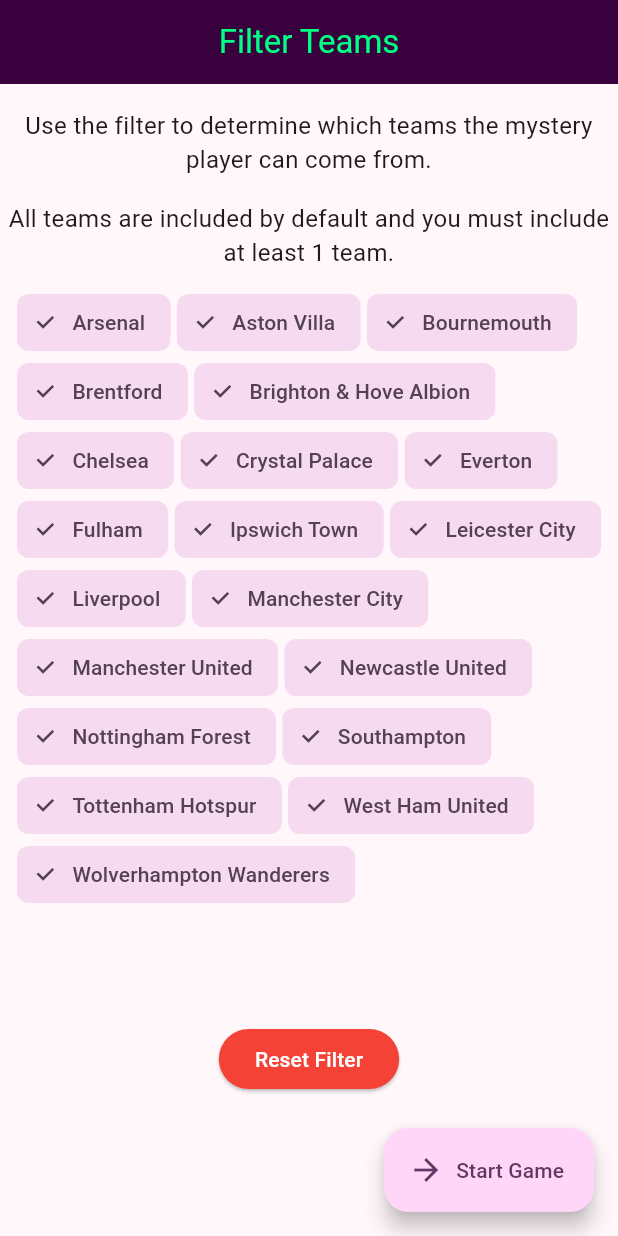
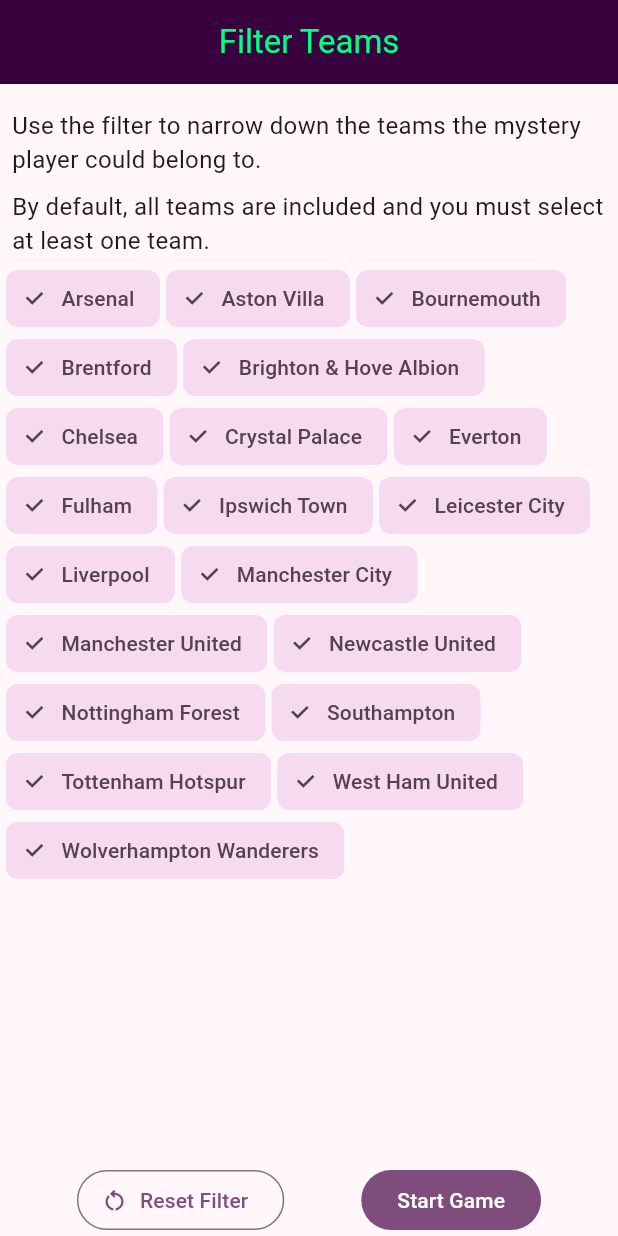
Before and after one commit to dhislop17/plordle, a Flutter app: the screen it shows after launch, swiped to page 3, on a phone screen of 412 x 824 dp. Run offline on Flutter 3.47's test engine with Material 3 defaults, Android fonts, the light colour scheme and no system bars; our stand-ins replace diacritic, flutter_typeahead, get_it, logger, shared_preferences; missing offline and left inert: country_coder, flutter_timer_countdown, wolt_modal_sheet.

Commit message:
Fix issues with scrolling on the filter widget (#29)
* Added support for local firebase emulation

* Added page titles to constants

* Fixed typo

* Added padding and removed center and column from filter chips widget

* Moved the filter modal page into it's own file

* Added constants

* Fixed typo

* Fixed issue with filter scrollability on the welcome page

* Added version constraint

```diff
--- a/plordle/lib/ui/pages/appearance_difficulty_page.dart
+++ b/plordle/lib/ui/pages/appearance_difficulty_page.dart
@@ -1,4 +1,5 @@
 import 'package:flutter/material.dart';
+import 'package:plordle/ui/utils/constants.dart';
 import 'package:plordle/ui/widgets/columns/appearance_difficulty_column.dart';
 import 'package:plordle/ui/widgets/plordle_layout_builder.dart';
 import 'package:plordle/view_models/theme_view_model.dart';
@@ -20,11 +21,12 @@
         },
         child: Scaffold(
           appBar: AppBar(
+              centerTitle: true,
               backgroundColor: Provider.of<ThemeViewModel>(context)
                   .primarySelectedThemeColor,
               foregroundColor: Provider.of<ThemeViewModel>(context)
                   .secondarySelectedThemeColor,
-              title: const Text("Appearance & Difficulty")),
+              title: const Text(Constants.appAndDiffPageTitle)),
           body: const PlordleLayoutBuilder(child: AppearanceDifficultyColumn()),
         ));
   }
--- a/plordle/lib/ui/pages/welcome_flow_page.dart
+++ b/plordle/lib/ui/pages/welcome_flow_page.dart
@@ -6,9 +6,7 @@
 import 'package:plordle/ui/widgets/columns/intro_text_column.dart';
 import 'package:plordle/ui/widgets/page_indicator.dart';
 import 'package:plordle/ui/widgets/plordle_layout_builder.dart';
-import 'package:plordle/view_models/player_view_model.dart';
 import 'package:plordle/view_models/theme_view_model.dart';
-import 'package:plordle/view_models/user_view_model.dart';
 import 'package:provider/provider.dart';
 
 class WelcomeFlowPage extends StatefulWidget {
@@ -51,30 +49,39 @@
 
   @override
   Widget build(BuildContext context) {
-    var userModel = Provider.of<UserViewModel>(context, listen: false);
-
     return Scaffold(
-      appBar: _buildAppBar(context),
-      body: PlordleLayoutBuilder(child: _buildPageView(context)),
-      floatingActionButton: (!_isOnDesktop &&
-              _currPageIndex == 2) // Only show FAB if on the third page
-          ? FloatingActionButton.extended(
-              label: const Text(Constants.startButtonLabel),
-              icon: const Icon(Icons.arrow_forward),
-              onPressed: () {
-                _completeWelcomeFlow(userModel);
-              },
-            )
-          : null,
-    );
+        appBar: _buildAppBar(context),
+        body: PlordleLayoutBuilder(
+            child: Stack(
+          alignment: Alignment.bottomCenter,
+          children: <Widget>[
+            PageView(
+              controller: _pageViewController,
+              onPageChanged: _handlePageViewChanged,
+              children: <Widget>[
+                IntroTextColumn(isOnDesktop: _isOnDesktop),
+                AppearanceDifficultyColumn(),
+                IntroFilterColumn(
+                  isOnDesktop: _isOnDesktop,
+                )
+              ],
+            ),
+            PageIndicator(
+              tabController: _tabController,
+              currentPageIndex: _currPageIndex,
+              onUpdateCurrentPageIndex: _updateCurrentPageIndex,
+              isOnDesktop: _isOnDesktop,
+            ),
+          ],
+        )));
   }
 
   AppBar? _buildAppBar(BuildContext context) {
     ThemeViewModel themeViewModel = Provider.of<ThemeViewModel>(context);
 
     const appBarTitles = [
-      'Customize Appearance and Difficulty',
-      'Filter Teams'
+      Constants.appAndDiffPageTitle,
+      Constants.filterPageTitle
     ];
     if (_currPageIndex > 0) {
       return AppBar(
@@ -86,31 +93,6 @@
     } else {
       return null;
     }
-  }
-
-  Widget _buildPageView(BuildContext context) {
-    return Stack(
-      alignment: Alignment.bottomCenter,
-      children: <Widget>[
-        PageView(
-          controller: _pageViewController,
-          onPageChanged: _handlePageViewChanged,
-          children: <Widget>[
-            IntroTextColumn(isOnDesktop: _isOnDesktop),
-            AppearanceDifficultyColumn(),
-            IntroFilterColumn(
-                isOnDesktop: _isOnDesktop,
-                completeWelcomeFlow: _completeWelcomeFlow)
-          ],
-        ),
-        PageIndicator(
-          tabController: _tabController,
-          currentPageIndex: _currPageIndex,
-          onUpdateCurrentPageIndex: _updateCurrentPageIndex,
-          isOnDesktop: _isOnDesktop,
-        ),
-      ],
-    );
   }
 
   void _handlePageViewChanged(int currentPageIndex) {
@@ -128,14 +110,4 @@
       curve: Curves.easeInOut,
     );
   }
-
-  void _completeWelcomeFlow(UserViewModel userModel) {
-    //save theme selection, team exclusions, difficulty level, and mark onboarding complete
-    Provider.of<ThemeViewModel>(context, listen: false).saveData();
-    Provider.of<PlayerViewModel>(context, listen: false).storeTeamExclusions();
-    userModel.saveDifficulty();
-    userModel.completeOnboarding();
-
-    Navigator.pushReplacementNamed(context, 'game');
-  }
 }
--- a/plordle/lib/ui/utils/constants.dart
+++ b/plordle/lib/ui/utils/constants.dart
@@ -3,6 +3,7 @@
   static const String gameTitle = 'PLORDLE';
   static const String gameSubtitle = 'Guess The Player';
   static const String filterPageTitle = 'Filter Teams';
+  static const String appAndDiffPageTitle = 'Appearance & Difficulty';
   static const String gridNameHeader = 'Name';
   static const String gridTeamHeader = 'Team';
   static const String gridPositionHeader = 'Position';
@@ -43,12 +44,13 @@
   static const String filterHelpTextCombined =
       "$filterHelpTextFirstLine $filterHelpTextSecondLine";
   static const String filterHelpTextFirstLine =
-      "Use the filter to determine which teams the mystery player can come from.";
+      "Use the filter to narrow down the teams the mystery player could belong to.";
   static const String filterHelpTextSecondLine =
-      "All teams are included by default and you must include at least 1 team.";
+      "By default, all teams are included and you must select at least one team.";
 
   //Button Labels
   static const String startButtonLabel = "Start Game";
+  static const String resetFilterButtonLabel = "Reset Filter";
 
   //Grid number boxes arrows
   static const String downArrow = '\u{2193}';
--- a/plordle/lib/ui/widgets/columns/intro_filter_column.dart
+++ b/plordle/lib/ui/widgets/columns/intro_filter_column.dart
@@ -2,67 +2,74 @@
 import 'package:plordle/ui/utils/constants.dart';
 import 'package:plordle/ui/widgets/filter_chips_widget.dart';
 import 'package:plordle/view_models/player_view_model.dart';
+import 'package:plordle/view_models/theme_view_model.dart';
 import 'package:plordle/view_models/user_view_model.dart';
 import 'package:provider/provider.dart';
 
 class IntroFilterColumn extends StatelessWidget {
-  const IntroFilterColumn(
-      {super.key,
-      required this.isOnDesktop,
-      required this.completeWelcomeFlow});
+  const IntroFilterColumn({super.key, required this.isOnDesktop});
 
   final bool isOnDesktop;
-  final void Function(UserViewModel) completeWelcomeFlow;
 
   @override
   Widget build(BuildContext context) {
-    return Column(
-      children: [
+    return Column(children: [
       SizedBox(height: 16),
-        Text(
-          Constants.filterHelpTextFirstLine,
-          textAlign: TextAlign.center,
-          style: TextStyle(fontSize: 16),
+      Padding(
+          padding: EdgeInsets.only(left: 8, right: 8),
+          child: Text(Constants.filterHelpTextFirstLine,
+              style: TextStyle(fontSize: 16))),
+      SizedBox(height: 8),
+      Padding(
+          padding: EdgeInsets.only(left: 8, right: 8),
+          child: Text(Constants.filterHelpTextSecondLine,
+              style: TextStyle(fontSize: 16))),
+      SizedBox(height: 8),
+      Expanded(
+        child: ListView(
+          children: [FilterChipsWidget()],
         ),
-        SizedBox(height: 16),
-        Text(Constants.filterHelpTextSecondLine,
-            textAlign: TextAlign.center, style: TextStyle(fontSize: 16)),
-        SizedBox(height: 16),
-        FilterChipsWidget(),
+      ),
       _buildBottomButtons(context)
-      ],
-    );
+    ]);
   }
 
   Widget _buildBottomButtons(BuildContext context) {
-    ButtonStyle resetButtonStyle = ElevatedButton.styleFrom(
-        backgroundColor: Colors.red, foregroundColor: Colors.white);
     var userModel = Provider.of<UserViewModel>(context, listen: false);
-
-    Widget resetButton = SizedBox(
-        child: ElevatedButton(
-            style: resetButtonStyle,
+    var buttonRow = Row(
+      mainAxisAlignment: MainAxisAlignment.spaceEvenly,
+      children: [
+        SizedBox(
+            child: OutlinedButton.icon(
+                icon: Icon(Icons.restart_alt_outlined),
                 onPressed: () {
                   Provider.of<PlayerViewModel>(context, listen: false)
                       .clearTeamExclusions();
                 },
-            child: const Text("Reset Filter")));
-
-    if (isOnDesktop) {
-      return Row(
-        mainAxisAlignment: MainAxisAlignment.spaceEvenly,
-        children: [
-          resetButton,
+                label: const Text(Constants.resetFilterButtonLabel))),
         SizedBox(
             child: FilledButton(
                 onPressed: () {
-                    completeWelcomeFlow(userModel);
+                  //save theme selection, team exclusions, difficulty level, and mark onboarding complete
+                  Provider.of<ThemeViewModel>(context, listen: false)
+                      .saveData();
+                  Provider.of<PlayerViewModel>(context, listen: false)
+                      .storeTeamExclusions();
+                  userModel.saveDifficulty();
+                  userModel.completeOnboarding();
+
+                  Navigator.pushReplacementNamed(context, 'game');
                 },
                 child: const Text(Constants.startButtonLabel)))
       ],
     );
+
+    if (isOnDesktop) {
+      return Column(
+        children: [buttonRow, SizedBox(height: 48)],
+      );
     } else {
-      return resetButton;
+      return SizedBox(height: 48, child: buttonRow);
     }
   }
 }
--- a/plordle/lib/ui/widgets/columns/intro_text_column.dart
+++ b/plordle/lib/ui/widgets/columns/intro_text_column.dart
@@ -13,7 +13,7 @@
           child: Text(Constants.gameTitle,
               style: TextStyle(fontSize: 32, fontWeight: FontWeight.bold))),
       SizedBox(height: 40),
-      Text("A guessing game about Premier League Players"),
+      Text("A guessing game about Premier League players"),
       SizedBox(height: 220),
       Text("Before we get started, let's customize some game settings"),
       SizedBox(height: 20),
@@ -24,7 +24,7 @@
   Widget _buildSwipeOrClickHint() {
     final hintText = (isOnDesktop)
         ? "Click the arrow to continue"
-        : "Swipe right to continue";
+        : "Swipe left to continue";
 
     return Text(hintText);
   }
--- a/plordle/lib/ui/widgets/filter_chips_widget.dart
+++ b/plordle/lib/ui/widgets/filter_chips_widget.dart
@@ -10,13 +10,11 @@
 
   @override
   Widget build(BuildContext context) {
-    return Consumer<PlayerViewModel>(builder: (context, model, child) {
-      return Center(
-          child: Column(
-        mainAxisAlignment: MainAxisAlignment.center,
-        mainAxisSize: MainAxisSize.min,
-        children: [
-          Wrap(
+    return Consumer<PlayerViewModel>(
+      builder: (context, model, child) {
+        return Padding(
+          padding: const EdgeInsets.only(left: 4, right: 4),
+          child: Wrap(
             spacing: 4,
             runSpacing: 8,
             children: teams.map((String teamName) {
@@ -34,9 +32,8 @@
                   });
             }).toList(),
           ),
-          const SizedBox(height: 80)
-        ],
-      ));
-    });
+        );
+      },
+    );
   }
 }
--- a/plordle/pubspec.yaml
+++ b/plordle/pubspec.yaml
@@ -19,6 +19,7 @@
 
 environment:
   sdk: ">=3.1.0 <4.0.0"
+  flutter: ^3.29.0
 
 # Dependencies specify other packages that your package needs in order to work.
 # To automatically upgrade your package dependencies to the latest versions
@@ -38,7 +39,7 @@
   flutter_timer_countdown: ^1.0.7
   country_coder: ^1.2.0
   logger: ^2.4.0
-  cupertino_icons: ^1.0.8
+  #cupertino_icons: ^1.0.8
   device_info_plus: ^11.2.0
   flutter_keyboard_visibility_web: ^2.0.0
   shared_preferences_web: ^2.4.1
```
Also changed, not shown: plordle/lib/ui/pages/filter_modal_page.dart (added, +69 -0 lines), plordle/lib/ui/widgets/settings_anchor_menu.dart (+3 -57 lines), plordle/firebase.json, plordle/pubspec.lock. Lines whose indentation alone changed are shown as unchanged.
